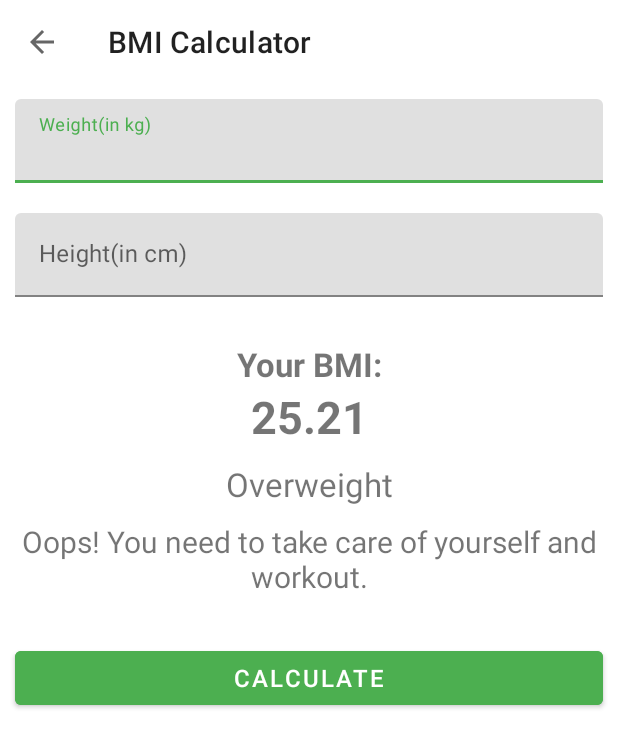
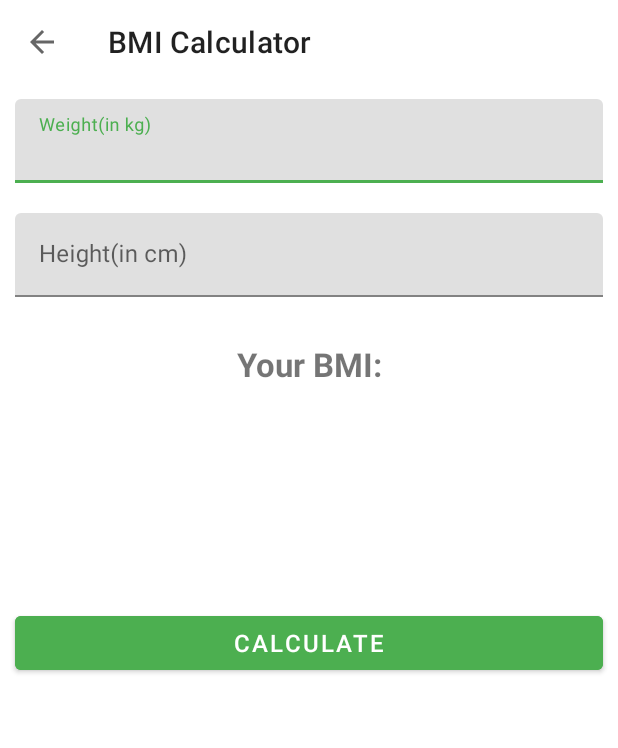
Before and after one commit to lizarizvi/7MinutesWorkoutApp, an Android app: the BMIActivity screen opened directly, with no data from a screen before it, on a phone screen of 412 x 824 dp. Shown: the top 748 px of the screen. Run offline under Robolectric (Android 15) with nearby library versions, the phone set to English and light mode, and no system bars.

Commit message:
correction in activity_bmi.xml

```diff
--- a/app/src/main/res/layout/activity_bmi.xml
+++ b/app/src/main/res/layout/activity_bmi.xml
@@ -74,7 +74,7 @@
             android:id="@+id/tvBMI"
             android:layout_width="match_parent"
             android:layout_height="wrap_content"
-            android:text="25.21"
+            tools:text="25.21"
             android:textSize="30sp"
             android:textStyle="bold"
             android:gravity="center"/>
@@ -83,7 +83,7 @@
             android:id="@+id/tvOverUnderWeight"
             android:layout_width="match_parent"
             android:layout_height="wrap_content"
-            android:text="Overweight"
+            tools:text="Overweight"
             android:paddingTop="10dp"
             android:textSize="22sp"
             android:gravity="center"/>
@@ -92,7 +92,7 @@
             android:id="@+id/tvDisplay"
             android:layout_width="match_parent"
             android:layout_height="wrap_content"
-            android:text="Oops! You need to take care of yourself and workout."
+            tools:text="Oops! You need to take care of yourself and workout."
             android:paddingTop="10dp"
             android:textSize="20sp"
             android:gravity="center"/>
```
